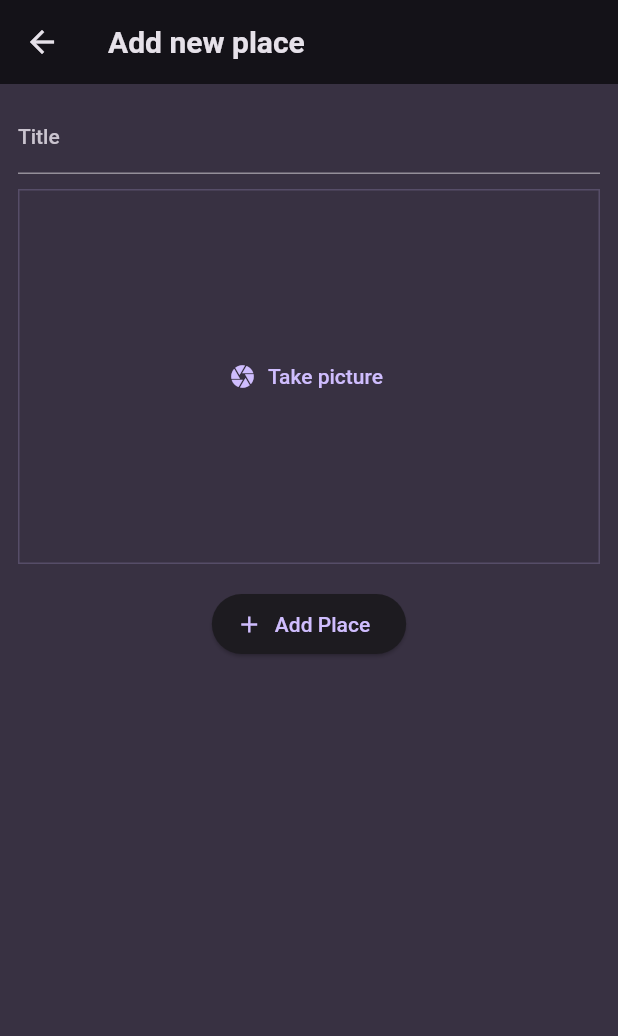
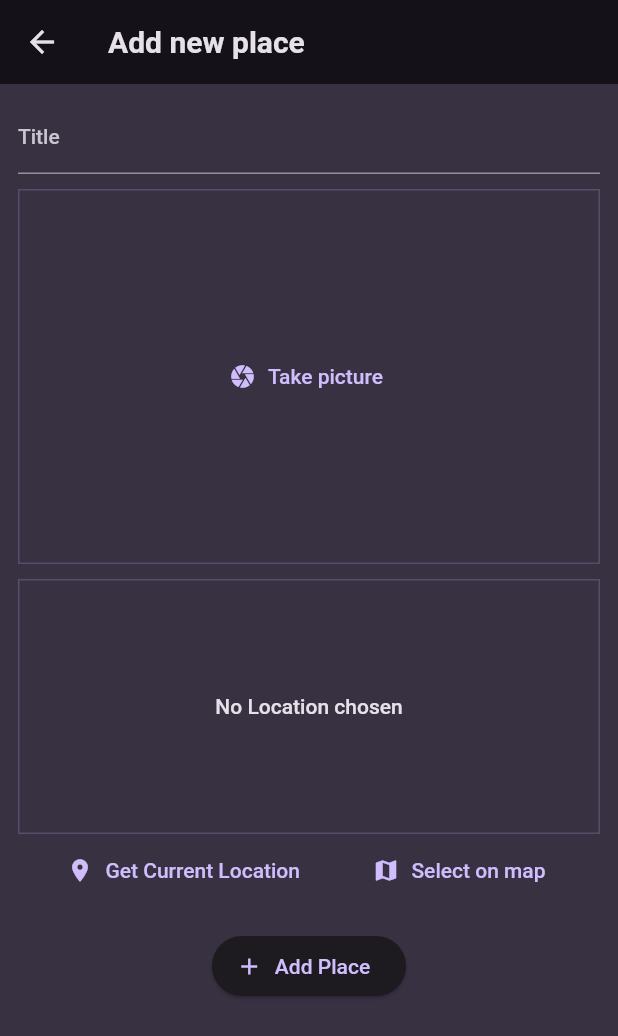
Before and after one commit to agronom81/favorite_places, a Flutter app: the AddPlaceScreen screen opened directly, on a phone screen of 412 x 824 dp. Shown: the top 1036 px of the screen. Run offline on Flutter 3.47's test engine with Material 2 defaults, Android fonts, the phone set to English and light mode, and no system bars; our stand-ins replace flutter_riverpod, google_fonts, image_picker, location.

Commit message:
update flutter, gradle, add location, image preview to home screen

```diff
--- a/lib/models/place.dart
+++ b/lib/models/place.dart
@@ -1,10 +1,16 @@
+import 'dart:io';
+
 import 'package:uuid/uuid.dart';
 
 const uuid = Uuid();
 
 class Place {
-  Place({required this.title}) : id = uuid.v4();
+  Place({
+    required this.title,
+    required this.image,
+  }) : id = uuid.v4();
 
   final String id;
   final String title;
+  final File image;
 }
--- a/lib/screens/add_place.dart
+++ b/lib/screens/add_place.dart
@@ -1,5 +1,8 @@
+import 'dart:io';
+
 import 'package:favorite_places/providers/user_places.dart';
 import 'package:favorite_places/widgets/image_input.dart';
+import 'package:favorite_places/widgets/location_input.dart';
 import 'package:flutter/material.dart';
 import 'package:flutter_riverpod/flutter_riverpod.dart';
 
@@ -13,14 +16,18 @@ class AddPlaceScreen extends ConsumerStatefulWidget {
 class _AddPlaceScreenState extends ConsumerState<AddPlaceScreen> {
   final _titleController = TextEditingController();
 
+  File? _selectedImage;
+
   void _savePlace() {
     final enteredTitle = _titleController.text;
 
-    if (enteredTitle.isEmpty) {
+    if (enteredTitle.isEmpty || _selectedImage == null) {
       return;
     }
 
-    ref.read(userPlacesProvider.notifier).addPlace(enteredTitle);
+    ref
+        .read(userPlacesProvider.notifier)
+        .addPlace(enteredTitle, _selectedImage!);
     Navigator.of(context).pop();
   }
 
@@ -50,7 +57,15 @@ class _AddPlaceScreenState extends ConsumerState<AddPlaceScreen> {
             const SizedBox(
               height: 10,
             ),
-            ImageInput(),
+            ImageInput(
+              onPickImage: (image) {
+                _selectedImage = image;
+              },
+            ),
+            const SizedBox(
+              height: 10,
+            ),
+            LocationInput(),
             const SizedBox(
               height: 16,
             ),
--- a/lib/screens/places.dart
+++ b/lib/screens/places.dart
@@ -27,7 +27,10 @@ class PlacesScreen extends ConsumerWidget {
           )
         ],
       ),
-      body: PlacesList(places: userPlaces),
+      body: Padding(
+        padding: const EdgeInsets.all(8.0),
+        child: PlacesList(places: userPlaces),
+      ),
     );
   }
 }
--- a/lib/widgets/image_input.dart
+++ b/lib/widgets/image_input.dart
@@ -4,7 +4,12 @@ import 'package:flutter/material.dart';
 import 'package:image_picker/image_picker.dart';
 
 class ImageInput extends StatefulWidget {
-  const ImageInput({super.key});
+  const ImageInput({
+    super.key,
+    required this.onPickImage,
+  });
+
+  final void Function(File image) onPickImage;
 
   @override
   State<ImageInput> createState() => _ImageInputState();
@@ -27,6 +32,8 @@ class _ImageInputState extends State<ImageInput> {
     setState(() {
       _selectedImage = File(pickedImage.path);
     });
+
+    widget.onPickImage(_selectedImage!);
   }
 
   @override
--- /dev/null
+++ b/lib/widgets/location_input.dart
@@ -0,0 +1,104 @@
+import 'package:flutter/material.dart';
+import 'package:location/location.dart';
+
+class LocationInput extends StatefulWidget {
+  const LocationInput({super.key});
+
+  @override
+  State<LocationInput> createState() => _LocationInputState();
+}
+
+class _LocationInputState extends State<LocationInput> {
+  Location? _pickedLocation;
+  var _isGettingLocation = false;
+
+  void _getCurrentLocation() async {
+    Location location = new Location();
+
+    bool serviceEnabled;
+    PermissionStatus permissionGranted;
+    LocationData locationData;
+
+    serviceEnabled = await location.serviceEnabled();
+    if (!serviceEnabled) {
+      serviceEnabled = await location.requestService();
+      if (!serviceEnabled) {
+        return;
+      }
+    }
+
+    permissionGranted = await location.hasPermission();
+    if (permissionGranted == PermissionStatus.denied) {
+      permissionGranted = await location.requestPermission();
+      if (permissionGranted != PermissionStatus.granted) {
+        return;
+      }
+    }
+
+    setState(() {
+      _isGettingLocation = true;
+    });
+
+    locationData = await location.getLocation();
+    print(locationData.latitude);
+
+    setState(() {
+      _isGettingLocation = false;
+    });
+  }
+
+  @override
+  Widget build(BuildContext context) {
+    Widget previewContent = Text(
+      'No Location chosen',
+      textAlign: TextAlign.center,
+      style: Theme.of(context).textTheme.bodyLarge!.copyWith(
+            color: Theme.of(context).colorScheme.onBackground,
+          ),
+    );
+
+    if (_isGettingLocation) {
+      previewContent = const CircularProgressIndicator();
+    }
+
+    return Column(
+      children: [
+        Container(
+          alignment: Alignment.center,
+          height: 170,
+          width: double.infinity,
+          decoration: BoxDecoration(
+            border: Border.all(
+              width: 1,
+              color: Theme.of(context).colorScheme.primary.withOpacity(0.2),
+            ),
+          ),
+          child: previewContent,
+        ),
+        Row(
+          mainAxisAlignment: MainAxisAlignment.spaceEvenly,
+          children: [
+            TextButton.icon(
+              onPressed: _getCurrentLocation,
+              icon: const Icon(
+                Icons.location_on,
+              ),
+              label: const Text(
+                'Get Current Location',
+              ),
+            ),
+            TextButton.icon(
+              onPressed: () {},
+              icon: const Icon(
+                Icons.map,
+              ),
+              label: const Text(
+                'Select on map',
+              ),
+            )
+          ],
+        )
+      ],
+    );
+  }
+}
--- a/lib/widgets/places_list.dart
+++ b/lib/widgets/places_list.dart
@@ -27,6 +27,12 @@ class PlacesList extends StatelessWidget {
       itemCount: places.length,
       itemBuilder: (context, index) => ListTile(
         key: ValueKey(places[index].id),
+        leading: CircleAvatar(
+          radius: 26,
+          backgroundImage: FileImage(
+            places[index].image,
+          ),
+        ),
         title: Text(
           places[index].title,
           style: Theme.of(context).textTheme.titleMedium!.copyWith(
--- a/pubspec.yaml
+++ b/pubspec.yaml
@@ -39,6 +39,7 @@ dependencies:
   flutter_riverpod: ^2.3.6
   uuid: ^3.0.7
   image_picker: ^1.0.2
+  location: ^5.0.3
 
 dev_dependencies:
   flutter_test:
```
Also changed, not shown: lib/providers/user_places.dart (+7 -2 lines), lib/screens/place_detail.dart (+17 -7 lines), pubspec.lock, 3 other files.
